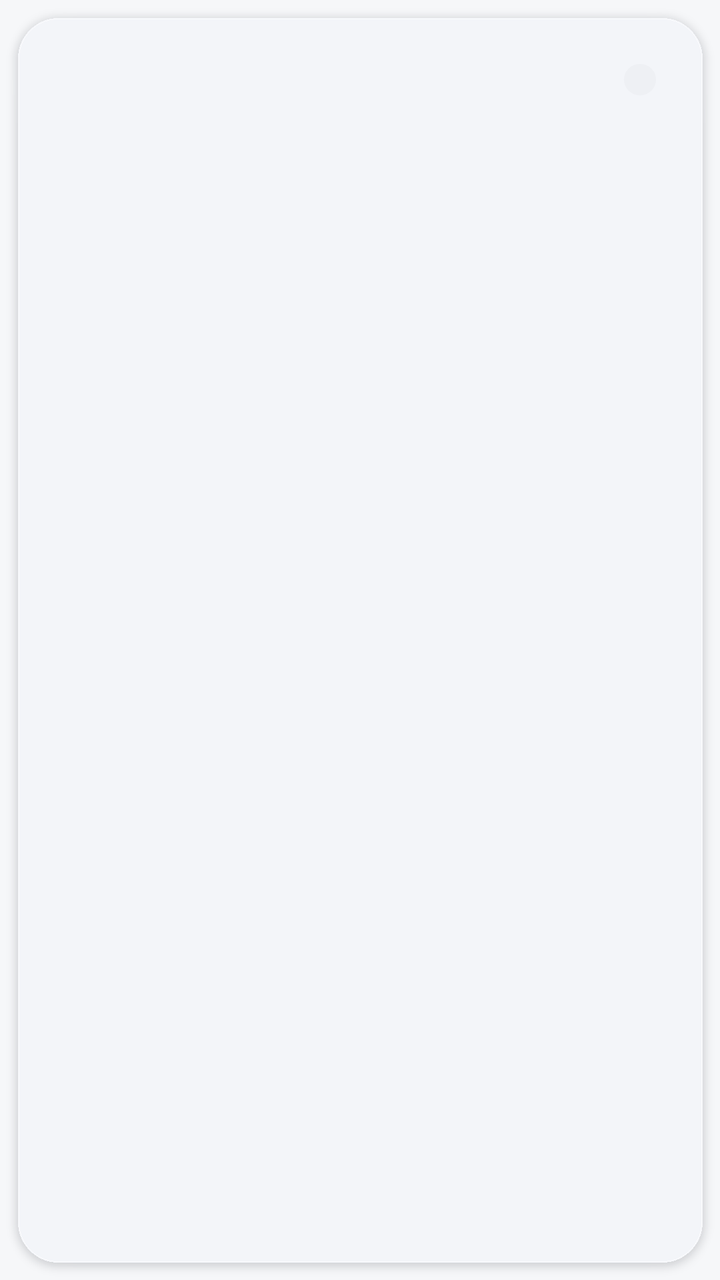
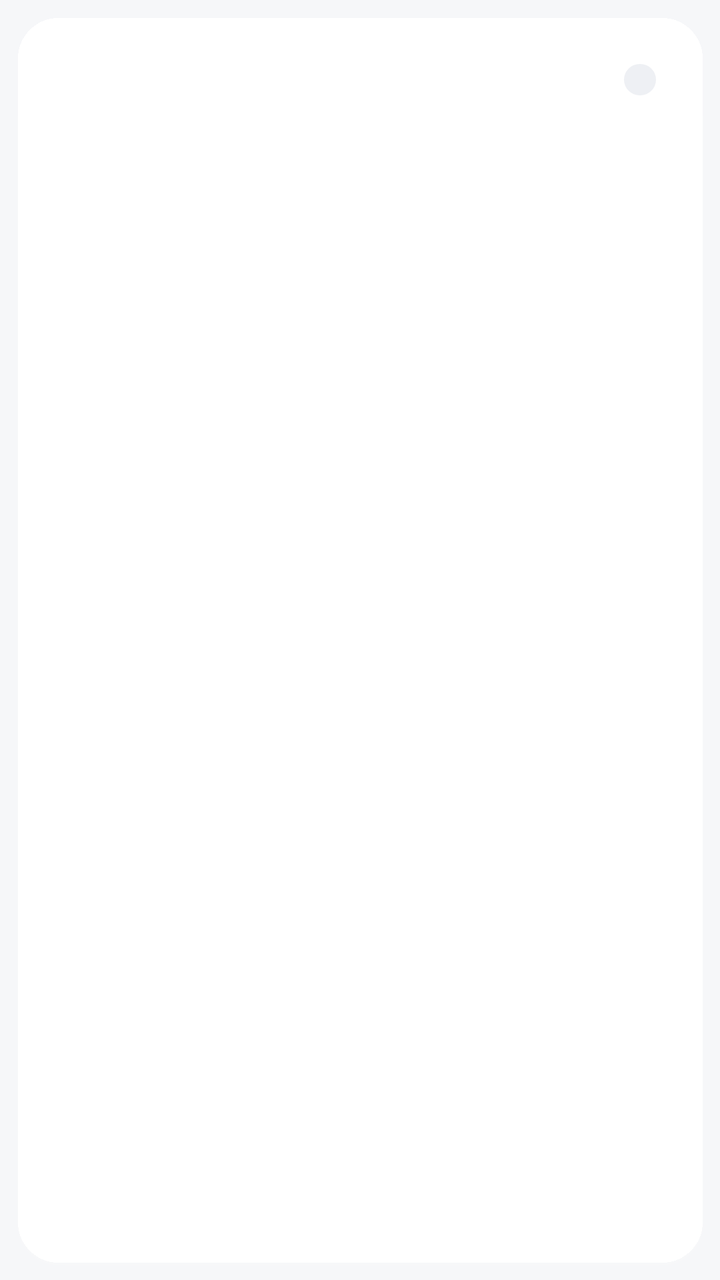

Before-and-after screenshots of an Android layout around one commit, followed by the original layout XML and the change that was made.
<!-- AndroidManifest.xml: application theme AppTheme -->
<!-- res/layout/item_platform.xml -->
<?xml version="1.0" encoding="utf-8"?>
<LinearLayout xmlns:android="http://schemas.android.com/apk/res/android"
    android:layout_width="match_parent"
    android:layout_height="wrap_content"
    android:orientation="vertical"
    android:background="@drawable/card_bg"
    android:padding="31dp"
    android:layout_marginBottom="11dp">

    <LinearLayout
        android:layout_width="match_parent"
        android:layout_height="wrap_content"
        android:orientation="horizontal"
        android:gravity="center_vertical">

        <View
            android:id="@+id/p_dot"
            android:layout_width="8dp"
            android:layout_height="8dp" />

        <TextView
            android:id="@+id/p_name"
            android:layout_width="0dp"
            android:layout_height="wrap_content"
            android:layout_weight="1"
            android:layout_marginLeft="9dp"
            android:textColor="@color/tx2"
            android:textSize="13sp"
            android:textStyle="bold" />

        <TextView
            android:id="@+id/p_tag"
            android:layout_width="wrap_content"
            android:layout_height="wrap_content"
            android:background="@drawable/tag_bg"
            android:paddingLeft="9dp"
            android:paddingRight="9dp"
            android:paddingTop="2dp"
            android:paddingBottom="2dp"
            android:textColor="@color/tx3"
            android:textSize="10sp" />
    </LinearLayout>

    <LinearLayout
        android:layout_width="match_parent"
        android:layout_height="wrap_content"
        android:layout_marginTop="8dp"
        android:orientation="horizontal"
        android:gravity="bottom">

        <TextView
            android:id="@+id/p_amount"
            android:layout_width="wrap_content"
            android:layout_height="wrap_content"
            android:textColor="@color/tx"
            android:textSize="27sp"
            android:textStyle="bold" />

        
        <TextView
            android:id="@+id/p_unit"
            android:layout_width="wrap_content"
            android:layout_height="wrap_content"
            android:layout_marginLeft="3dp"
            android:paddingBottom="3dp"
            android:textColor="@color/tx3"
            android:textSize="12sp" />
    </LinearLayout>

    <TextView
        android:id="@+id/p_conv"
        android:layout_width="match_parent"
        android:layout_height="wrap_content"
        android:layout_marginTop="4dp"
        android:textColor="@color/tx3"
        android:textSize="12sp" />

    
    <LinearLayout
        android:id="@+id/p_pct_box"
        android:layout_width="match_parent"
        android:layout_height="wrap_content"
        android:layout_marginTop="7dp"
        android:orientation="horizontal"
        android:gravity="center_vertical"
        android:visibility="gone">

        <TextView
            android:id="@+id/p_pct_txt"
            android:layout_width="wrap_content"
            android:layout_height="wrap_content"
            android:textColor="@color/tx3"
            android:textSize="11.5sp" />

        
        <FrameLayout
            android:layout_width="0dp"
            android:layout_height="4dp"
            android:layout_weight="1"
            android:layout_marginLeft="9dp"
            android:background="@drawable/bar_track">

            <View
                android:id="@+id/p_pct_bar"
                android:layout_width="0dp"
                android:layout_height="match_parent"
                android:background="@drawable/bar_fill" />
        </FrameLayout>
    </LinearLayout>

    
    <TextView
        android:id="@+id/p_conv2"
        android:layout_width="match_parent"
        android:layout_height="wrap_content"
        android:layout_marginTop="5dp"
        android:textColor="@color/tx3"
        android:textSize="12sp"
        android:visibility="gone" />

    <TextView
        android:id="@+id/p_rows"
        android:layout_width="match_parent"
        android:layout_height="wrap_content"
        android:layout_marginTop="9dp"
        android:paddingTop="9dp"
        android:lineSpacingExtra="4dp"
        android:textColor="@color/tx_detail"
        android:textSize="12sp" />
</LinearLayout>
<!-- resources referenced by this layout -->
<resources>
  <color name="tx">#0B0E14</color>
  <color name="tx2">#414A5C</color>
  <color name="tx3">#55606F</color>
  <color name="tx_detail">#39424F</color>
  <!-- drawable bar_fill (drawable) -->
  <?xml version="1.0" encoding="utf-8"?>
  <shape xmlns:android="http://schemas.android.com/apk/res/android"
      android:shape="rectangle">
      <solid android:color="@color/accent" />
      <corners android:radius="2dp" />
  </shape>
  <!-- drawable bar_track (drawable) -->
  <?xml version="1.0" encoding="utf-8"?>
  <shape xmlns:android="http://schemas.android.com/apk/res/android"
      android:shape="rectangle">
      <solid android:color="#1AFFFFFF" />
      <corners android:radius="2dp" />
  </shape>
  <!-- drawable card_bg: png bitmap (drawable-night-nodpi, 5368 bytes) -->
  <!-- drawable tag_bg (drawable) -->
  <?xml version="1.0" encoding="utf-8"?>
  <inset xmlns:android="http://schemas.android.com/apk/res/android"
      android:insetLeft="1dp" android:insetTop="1dp"
      android:insetRight="1dp" android:insetBottom="1dp">
      <shape android:shape="rectangle">
          <solid android:color="@color/input_c" />
          <corners android:radius="20dp" />
      </shape>
  </inset>
  <style name="AppTheme" parent="@android:style/Theme.DeviceDefault.Light.NoActionBar">
          <item name="android:windowBackground">@color/bg</item>
          <item name="android:colorBackground">@color/bg</item>
          <item name="android:fitsSystemWindows">false</item>
          <item name="android:textColorPrimary">@color/tx</item>
          <item name="android:textColorSecondary">@color/tx2</item>
          
          <item name="android:alertDialogTheme">@style/AppDialogTheme</item>
      </style>
  <color name="accent">#4166F5</color>
  <color name="input_c">#EEF0F4</color>
  <color name="bg">#F6F7F9</color>
  <style name="AppDialogTheme" parent="@android:style/Theme.DeviceDefault.Light.Dialog.Alert">
          <item name="android:windowAnimationStyle">@style/DialogAnim</item>
      </style>
  <style name="DialogAnim">
          <item name="android:windowEnterAnimation">@anim/dialog_in</item>
          <item name="android:windowExitAnimation">@anim/dialog_out</item>
      </style>
</resources>

<!-- the commit's change to res/layout/item_platform.xml (unified diff, before → after) -->
@@ -4,7 +4,9 @@
     android:layout_height="wrap_content"
     android:orientation="vertical"
     android:background="@drawable/card_bg"
+    android:backgroundTint="?attr/c_card"
     android:padding="31dp"
+    android:tag="card"
     android:layout_marginBottom="11dp">
 
     <LinearLayout
@@ -24,7 +26,7 @@
             android:layout_height="wrap_content"
             android:layout_weight="1"
             android:layout_marginLeft="9dp"
-            android:textColor="@color/tx2"
+            android:textColor="?attr/c_tx2"
             android:textSize="13sp"
             android:textStyle="bold" />
 
@@ -37,7 +39,7 @@
             android:paddingRight="9dp"
             android:paddingTop="2dp"
             android:paddingBottom="2dp"
-            android:textColor="@color/tx3"
+            android:textColor="?attr/c_tx3"
             android:textSize="10sp" />
     </LinearLayout>
 
@@ -52,7 +54,7 @@
             android:id="@+id/p_amount"
             android:layout_width="wrap_content"
             android:layout_height="wrap_content"
-            android:textColor="@color/tx"
+            android:textColor="?attr/c_tx"
             android:textSize="27sp"
             android:textStyle="bold" />
 
@@ -63,7 +65,7 @@
             android:layout_height="wrap_content"
             android:layout_marginLeft="3dp"
             android:paddingBottom="3dp"
-            android:textColor="@color/tx3"
+            android:textColor="?attr/c_tx3"
             android:textSize="12sp" />
     </LinearLayout>
 
@@ -72,7 +74,7 @@
         android:layout_width="match_parent"
         android:layout_height="wrap_content"
         android:layout_marginTop="4dp"
-        android:textColor="@color/tx3"
+        android:textColor="?attr/c_tx3"
         android:textSize="12sp" />
 
     
@@ -89,7 +91,7 @@
             android:id="@+id/p_pct_txt"
             android:layout_width="wrap_content"
             android:layout_height="wrap_content"
-            android:textColor="@color/tx3"
+            android:textColor="?attr/c_tx3"
             android:textSize="11.5sp" />
 
         
@@ -114,7 +116,7 @@
         android:layout_width="match_parent"
         android:layout_height="wrap_content"
         android:layout_marginTop="5dp"
-        android:textColor="@color/tx3"
+        android:textColor="?attr/c_tx3"
         android:textSize="12sp"
         android:visibility="gone" />
 
@@ -125,6 +127,6 @@
         android:layout_marginTop="9dp"
         android:paddingTop="9dp"
         android:lineSpacingExtra="4dp"
-        android:textColor="@color/tx_detail"
+        android:textColor="?attr/c_tx_detail"
         android:textSize="12sp" />
 </LinearLayout>
<!-- resource entries referenced after the edit -->
@@ -1,14 +1,10 @@
 <!-- resources referenced by this layout -->
 <resources>
-  <color name="tx">#0B0E14</color>
-  <color name="tx2">#414A5C</color>
-  <color name="tx3">#55606F</color>
-  <color name="tx_detail">#39424F</color>
   <!-- drawable bar_fill (drawable) -->
   <?xml version="1.0" encoding="utf-8"?>
   <shape xmlns:android="http://schemas.android.com/apk/res/android"
       android:shape="rectangle">
-      <solid android:color="@color/accent" />
+      <solid android:color="?attr/c_accent" />
       <corners android:radius="2dp" />
   </shape>
   <!-- drawable bar_track (drawable) -->
@@ -25,22 +21,51 @@
       android:insetLeft="1dp" android:insetTop="1dp"
       android:insetRight="1dp" android:insetBottom="1dp">
       <shape android:shape="rectangle">
-          <solid android:color="@color/input_c" />
+          <solid android:color="?attr/c_input" />
           <corners android:radius="20dp" />
       </shape>
   </inset>
   <style name="AppTheme" parent="@android:style/Theme.DeviceDefault.Light.NoActionBar">
-          <item name="android:windowBackground">@color/bg</item>
-          <item name="android:colorBackground">@color/bg</item>
+          <item name="android:windowBackground">#F6F7F9</item>
+          <item name="android:colorBackground">#F6F7F9</item>
           <item name="android:fitsSystemWindows">false</item>
-          <item name="android:textColorPrimary">@color/tx</item>
-          <item name="android:textColorSecondary">@color/tx2</item>
-          
+          <item name="android:textColorPrimary">#0B0E14</item>
+          <item name="android:textColorSecondary">#414A5C</item>
           <item name="android:alertDialogTheme">@style/AppDialogTheme</item>
+          <item name="c_bg">#F6F7F9</item>
+          <item name="c_card">#FFFFFF</item>
+          <item name="c_line">#14090C14</item>
+          <item name="c_tx">#0B0E14</item>
+          <item name="c_tx2">#414A5C</item>
+          <item name="c_tx3">#55606F</item>
+          <item name="c_tx_conv">#687283</item>
+          <item name="c_tx_detail">#39424F</item>
+          <item name="c_hint">#7C8698</item>
+          <item name="c_accent">#4166F5</item>
+          <item name="c_accent_tx">#FFFFFF</item>
+          <item name="c_danger">#E5484D</item>
+          <item name="c_warn">#B4690E</item>
+          <item name="c_btn">#E3EAF9</item>
+          <item name="c_input">#EEF0F4</item>
+          <item name="c_btn_border">#AEBEDF</item>
+          <item name="c_div_line">#26A8B4C6</item>
+          <item name="c_header_bg">#F0F4F7FB</item>
+          <item name="c_total_start">#EDF1FB</item>
+          <item name="c_total_end">#E4EAF8</item>
+          <item name="c_neu_surface">#FFFFFF</item>
+          <item name="c_neu_dark">#E5E9EF</item>
+          <item name="c_neu_sunken">#EEF0F4</item>
+          <item name="c_glass_tx">#1A1F28</item>
+          <item name="c_glass_tx2">#3D4653</item>
+          <item name="c_glass_tx3">#69738A</item>
+          <item name="c_w_card">#FFFFFF</item>
+          <item name="c_w_tx">#0B0E14</item>
+          <item name="c_w_tx2">#5A6472</item>
+          <item name="c_w_tx3">#656F7F</item>
+          <item name="c_w_div">#2E9AA6B2</item>
+          <item name="c_w_accent">#4166F5</item>
+          <item name="c_w_danger">#E5484D</item>
       </style>
-  <color name="accent">#4166F5</color>
-  <color name="input_c">#EEF0F4</color>
-  <color name="bg">#F6F7F9</color>
   <style name="AppDialogTheme" parent="@android:style/Theme.DeviceDefault.Light.Dialog.Alert">
           <item name="android:windowAnimationStyle">@style/DialogAnim</item>
       </style>
